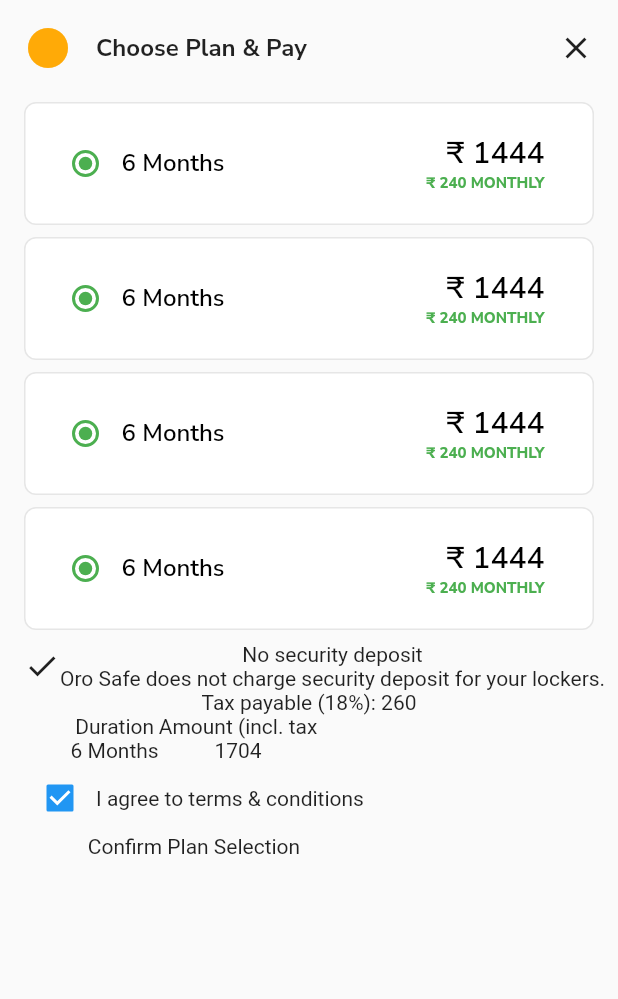
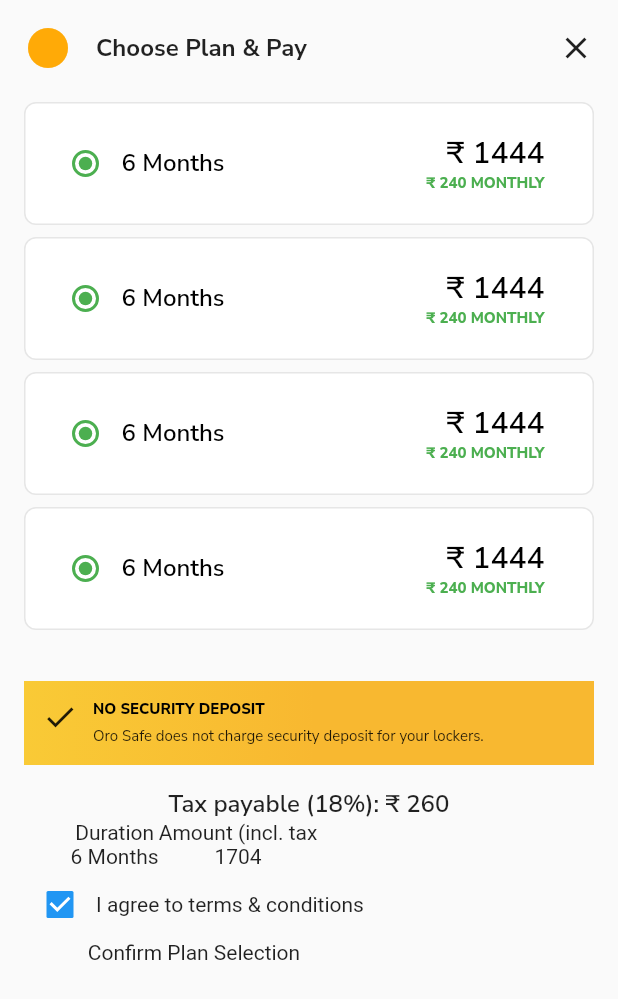
Before and after one commit to lvcilivs/fluffy-parakeet, a Flutter app: the PaymentsPage screen opened by its route, on a phone screen of 412 x 824 dp. Shown: the top 999 px of the screen. Run offline on Flutter 3.47's test engine with Material 2 defaults, Android fonts, the phone set to English and light mode, and no system bars; our stand-ins replace bloc, equatable, flutter_bloc, google_fonts; missing offline and left inert: syncfusion_flutter_pdfviewer.

Commit message:
Added payment warnings.

```diff
--- a/lib/presentation/pages/payments.page.dart
+++ b/lib/presentation/pages/payments.page.dart
@@ -2,6 +2,7 @@ import 'package:flutter/material.dart';
 import 'package:flutter/src/foundation/key.dart';
 import 'package:flutter/src/widgets/framework.dart';
 import 'package:google_fonts/google_fonts.dart';
+import 'package:sneezing_cheetah/colors.dart';
 
 enum PaymentSchemes { A, B, C, D }
 
@@ -50,21 +51,59 @@ class PaymentsPage extends StatelessWidget {
               PaymentSchemeCards(),
               PaymentSchemeCards(),
               PaymentSchemeCards(),
+              SizedBox(
+                height: 26,
+              ),
               Container(
-                child: Row(children: [
+                decoration: BoxDecoration(gradient: oroGradient),
+                child: Padding(
+                  padding: const EdgeInsets.all(12.0),
+                  child: Row(
+                      crossAxisAlignment: CrossAxisAlignment.start,
+                      children: [
                         Icon(Icons.done),
+                        SizedBox(
+                          width: 10,
+                        ),
                         Column(
+                          crossAxisAlignment: CrossAxisAlignment.start,
                           children: [
-                      Text('No security deposit'),
                             Text(
-                          'Oro Safe does not charge security deposit for your lockers.')
+                              'No security deposit'.toUpperCase(),
+                              style: GoogleFonts.nunitoSans(
+                                fontWeight: FontWeight.w800,
+                                fontSize: 10,
+                                color: Colors.black,
+                              ),
+                              textScaleFactor: 1,
+                            ),
+                            SizedBox(
+                              height: 4,
+                            ),
+                            Text(
+                              'Oro Safe does not charge security deposit for your lockers.',
+                              style: GoogleFonts.nunitoSans(
+                                  fontWeight: FontWeight.w400, fontSize: 10),
+                              textScaleFactor: 1,
+                            )
                           ],
                         )
                       ]),
                 ),
-              Text('Tax payable (18%): 260'),
+              ),
+              SizedBox(
+                height: 15,
+              ),
+              Text(
+                'Tax payable (18%): $indianRupeeUnicode 260',
+                style: GoogleFonts.nunitoSans(
+                    fontWeight: FontWeight.w600, fontSize: 16),
+                textScaleFactor: 1,
+              ),
               //Spacer(),
-              Container(
+              Align(
+                alignment: Alignment.bottomLeft,
+                child: Container(
                   child: Row(children: [
                     Column(
                       children: [
@@ -96,6 +135,7 @@ class PaymentsPage extends StatelessWidget {
                       ],
                     ),
                   ]),
+                ),
               )
             ]),
           ),
```
Lines whose indentation alone changed are shown as unchanged.
